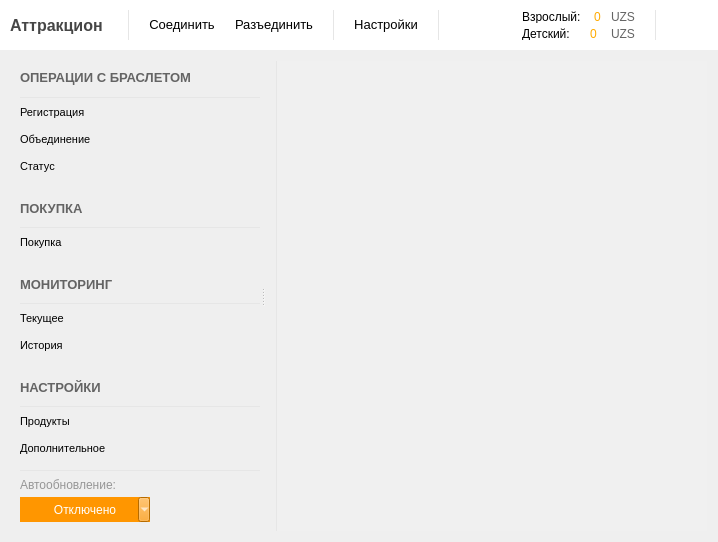
Above: Client/MainWindow.ui from Baxulio/Attraction before the change. Below: the same form after it.
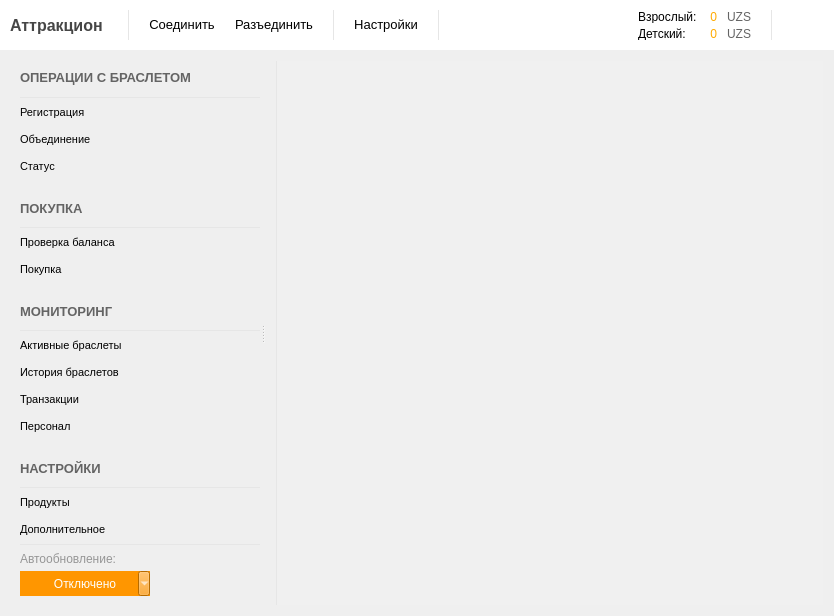
That is the form after the change. Icons and pictures are not drawn.

What changed in the file:
```diff
--- a/Client/MainWindow.ui
+++ b/Client/MainWindow.ui
@@ -6,8 +6,8 @@
    <rect>
     <x>0</x>
     <y>0</y>
-    <width>718</width>
-    <height>542</height>
+    <width>834</width>
+    <height>592</height>
    </rect>
   </property>
   <property name="windowTitle">
@@ -87,7 +87,7 @@
       <property name="midLineWidth">
        <number>-5</number>
       </property>
-      <layout class="QHBoxLayout" name="horizontalLayout">
+      <layout class="QHBoxLayout" name="horizontalLayout" stretch="0,0,0,0,0,0,0,1,0,0,0">
        <property name="spacing">
         <number>20</number>
        </property>
@@ -283,7 +283,7 @@
           <number>0</number>
          </property>
          <item>
-          <layout class="QHBoxLayout" name="horizontalLayout_5">
+          <layout class="QHBoxLayout" name="horizontalLayout_5" stretch="0,1,0">
            <property name="spacing">
             <number>10</number>
            </property>
@@ -302,6 +302,9 @@
              <property name="text">
               <string>0</string>
              </property>
+             <property name="alignment">
+              <set>Qt::AlignRight|Qt::AlignTrailing|Qt::AlignVCenter</set>
+             </property>
             </widget>
            </item>
            <item>
@@ -312,12 +315,15 @@
              <property name="text">
               <string>UZS</string>
              </property>
+             <property name="alignment">
+              <set>Qt::AlignRight|Qt::AlignTrailing|Qt::AlignVCenter</set>
+             </property>
             </widget>
            </item>
           </layout>
          </item>
          <item>
-          <layout class="QHBoxLayout" name="horizontalLayout_6">
+          <layout class="QHBoxLayout" name="horizontalLayout_6" stretch="0,1,0">
            <property name="spacing">
             <number>10</number>
            </property>
@@ -336,6 +342,9 @@
              <property name="text">
               <string>0</string>
              </property>
+             <property name="alignment">
+              <set>Qt::AlignRight|Qt::AlignTrailing|Qt::AlignVCenter</set>
+             </property>
             </widget>
            </item>
            <item>
@@ -346,6 +355,9 @@
              <property name="text">
               <string>UZS</string>
              </property>
+             <property name="alignment">
+              <set>Qt::AlignRight|Qt::AlignTrailing|Qt::AlignVCenter</set>
+             </property>
             </widget>
            </item>
           </layout>
@@ -711,6 +723,50 @@
           </property>
          </widget>
         </item>
+        <item>
+         <widget class="QPushButton" name="bar_status_but">
+          <property name="minimumSize">
+           <size>
+            <width>0</width>
+            <height>25</height>
+           </size>
+          </property>
+          <property name="font">
+           <font>
+            <family>MS Shell Dlg 2</family>
+            <pointsize>8</pointsize>
+            <weight>9</weight>
+            <italic>false</italic>
+            <bold>false</bold>
+           </font>
+          </property>
+          <property name="cursor">
+           <cursorShape>PointingHandCursor</cursorShape>
+          </property>
+          <property name="text">
+           <string>Проверка баланса</string>
+          </property>
+          <property name="icon">
+           <iconset resource="clientresources.qrc">
+            <normaloff>:/resources/glyphs/coins.png</normaloff>:/resources/glyphs/coins.png</iconset>
+          </property>
+          <property name="iconSize">
+           <size>
+            <width>25</width>
+            <height>25</height>
+           </size>
+          </property>
+          <property name="checkable">
+           <bool>true</bool>
+          </property>
+          <property name="autoExclusive">
+           <bool>true</bool>
+          </property>
+          <property name="flat">
+           <bool>true</bool>
+          </property>
+         </widget>
+        </item>
         <item>
          <widget class="QPushButton" name="sales_button">
           <property name="minimumSize">
@@ -840,7 +896,7 @@
            <cursorShape>PointingHandCursor</cursorShape>
           </property>
           <property name="text">
-           <string>Текущее</string>
+           <string>Активные браслеты</string>
           </property>
           <property name="icon">
            <iconset resource="clientresources.qrc">
@@ -878,7 +934,7 @@
            <cursorShape>PointingHandCursor</cursorShape>
           </property>
           <property name="text">
-           <string>История</string>
+           <string>История браслетов</string>
           </property>
           <property name="icon">
            <iconset resource="clientresources.qrc">
@@ -895,6 +951,82 @@
           </property>
          </widget>
         </item>
+        <item>
+         <widget class="QPushButton" name="transactions_but">
+          <property name="minimumSize">
+           <size>
+            <width>0</width>
+            <height>25</height>
+           </size>
+          </property>
+          <property name="font">
+           <font>
+            <family>MS Shell Dlg 2</family>
+            <pointsize>8</pointsize>
+            <weight>9</weight>
+            <italic>false</italic>
+            <bold>false</bold>
+           </font>
+          </property>
+          <property name="cursor">
+           <cursorShape>PointingHandCursor</cursorShape>
+          </property>
+          <property name="text">
+           <string>Транзакции</string>
+          </property>
+          <property name="icon">
+           <iconset resource="clientresources.qrc">
+            <normaloff>:/resources/glyphs/60.png</normaloff>:/resources/glyphs/60.png</iconset>
+          </property>
+          <property name="checkable">
+           <bool>true</bool>
+          </property>
+          <property name="autoExclusive">
+           <bool>true</bool>
+          </property>
+          <property name="flat">
+           <bool>true</bool>
+          </property>
+         </widget>
+        </item>
+        <item>
+         <widget class="QPushButton" name="staff_but">
+          <property name="minimumSize">
+           <size>
+            <width>0</width>
+            <height>25</height>
+           </size>
+          </property>
+          <property name="font">
+           <font>
+            <family>MS Shell Dlg 2</family>
+            <pointsize>8</pointsize>
+            <weight>9</weight>
+            <italic>false</italic>
+            <bold>false</bold>
+           </font>
+          </property>
+          <property name="cursor">
+           <cursorShape>PointingHandCursor</cursorShape>
+          </property>
+          <property name="text">
+           <string>Персонал</string>
+          </property>
+          <property name="icon">
+           <iconset resource="clientresources.qrc">
+            <normaloff>:/resources/glyphs/58.png</normaloff>:/resources/glyphs/58.png</iconset>
+          </property>
+          <property name="checkable">
+           <bool>true</bool>
+          </property>
+          <property name="autoExclusive">
+           <bool>true</bool>
+          </property>
+          <property name="flat">
+           <bool>true</bool>
+          </property>
+         </widget>
+        </item>
         <item>
          <widget class="QFrame" name="frame_7">
           <property name="frameShape">
```
Left out of the diff: 8 changed lines with no effect on the pictures.
